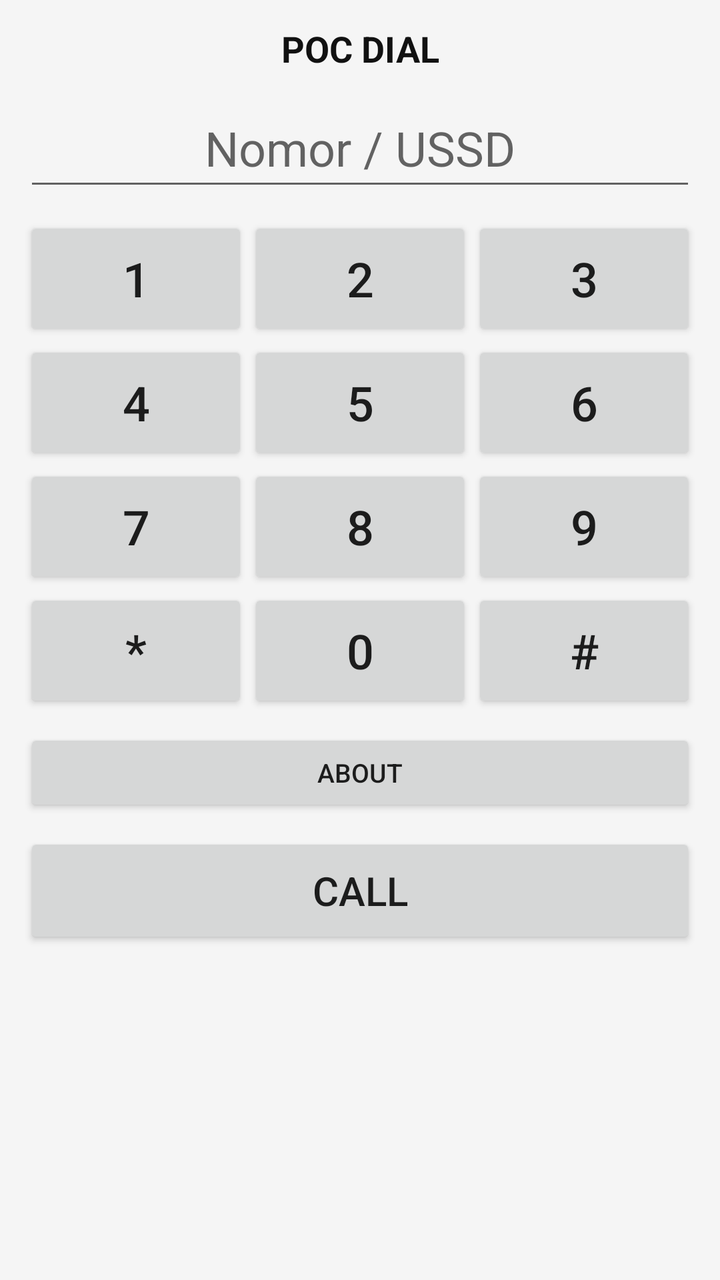
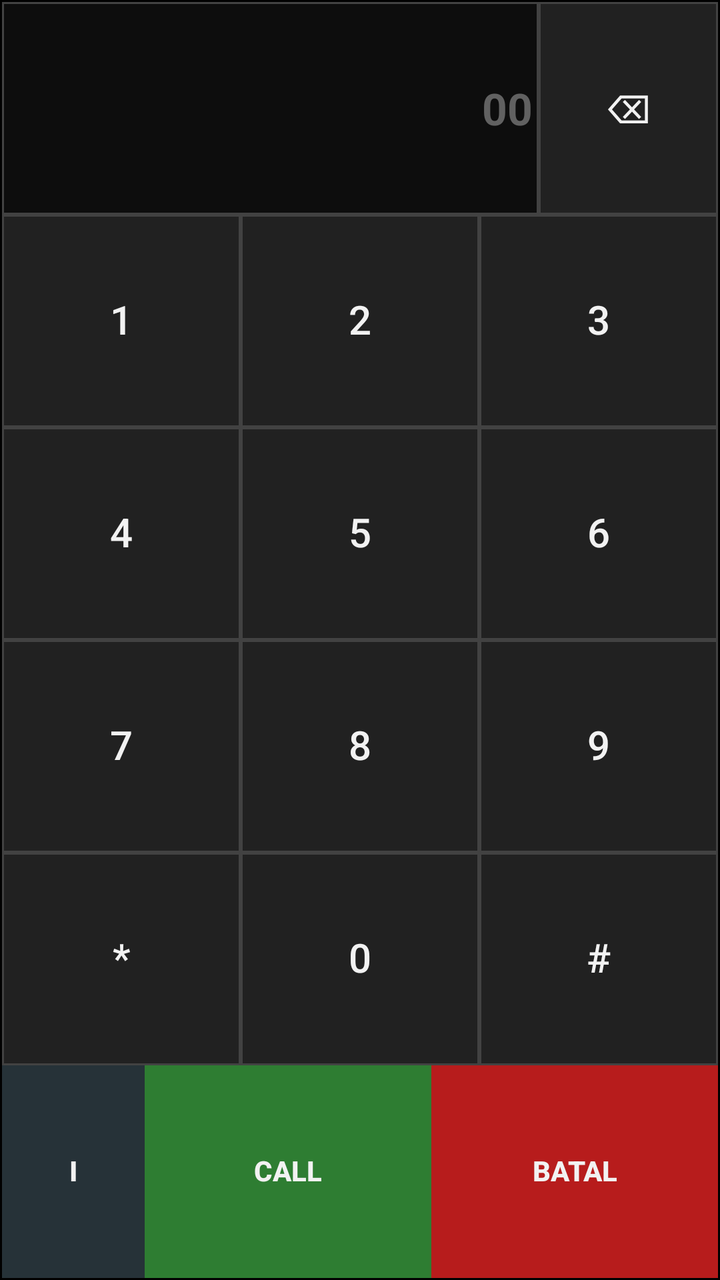

Before-and-after screenshots of an Android layout around one commit, followed by the original layout XML and the change that was made.
<!-- AndroidManifest.xml: application theme Theme.PocDialer -->
<!-- res/layout/activity_dialer.xml -->
<?xml version="1.0" encoding="utf-8"?>
<ScrollView xmlns:android="http://schemas.android.com/apk/res/android"
    android:layout_width="match_parent"
    android:layout_height="match_parent"
    android:fillViewport="true"
    android:background="#F5F5F5">

<LinearLayout
    android:orientation="vertical"
    android:layout_width="match_parent"
    android:layout_height="wrap_content"
    android:padding="@dimen/dial_pad">

    <TextView
        android:id="@+id/dialTitle"
        android:layout_width="match_parent"
        android:layout_height="wrap_content"
        android:text="@string/app_name"
        android:textSize="@dimen/title_size"
        android:textStyle="bold"
        android:textColor="#111111"
        android:gravity="center"
        android:singleLine="true"
        android:ellipsize="end"
        android:paddingBottom="@dimen/gap_title" />

    <EditText
        android:id="@+id/digits"
        android:layout_width="match_parent"
        android:layout_height="@dimen/digits_height"
        android:focusable="true"
        android:focusableInTouchMode="true"
        android:inputType="phone"
        android:maxLines="1"
        android:nextFocusDown="@id/key1"
        android:textSize="@dimen/digits_text"
        android:gravity="center"
        android:paddingLeft="2dp"
        android:paddingRight="2dp"
        android:hint="Nomor / USSD" />

    <GridLayout
        android:id="@+id/keypad"
        android:layout_width="match_parent"
        android:layout_height="wrap_content"
        android:columnCount="3"
        android:rowCount="4"
        android:layout_marginTop="@dimen/gap_keys">
        <Button
            android:id="@+id/key1"
            android:text="1"
            android:layout_width="0dp"
            android:layout_height="@dimen/key_height"
            android:layout_columnWeight="1"
            android:focusable="true"
            android:clickable="true"
            android:textSize="@dimen/key_text"
            android:padding="0dp"
            android:minWidth="0dp"
            android:minHeight="0dp"
            android:nextFocusUp="@id/digits"
            android:nextFocusDown="@id/key4"
            android:nextFocusLeft="@id/key3"
            android:nextFocusRight="@id/key2" />
        <Button
            android:id="@+id/key2"
            android:text="2"
            android:layout_width="0dp"
            android:layout_height="@dimen/key_height"
            android:layout_columnWeight="1"
            android:focusable="true"
            android:clickable="true"
            android:textSize="@dimen/key_text"
            android:padding="0dp"
            android:minWidth="0dp"
            android:minHeight="0dp"
            android:nextFocusUp="@id/digits"
            android:nextFocusDown="@id/key5"
            android:nextFocusLeft="@id/key1"
            android:nextFocusRight="@id/key3" />
        <Button
            android:id="@+id/key3"
            android:text="3"
            android:layout_width="0dp"
            android:layout_height="@dimen/key_height"
            android:layout_columnWeight="1"
            android:focusable="true"
            android:clickable="true"
            android:textSize="@dimen/key_text"
            android:padding="0dp"
            android:minWidth="0dp"
            android:minHeight="0dp"
            android:nextFocusUp="@id/digits"
            android:nextFocusDown="@id/key6"
            android:nextFocusLeft="@id/key2"
            android:nextFocusRight="@id/key1" />
        <Button
            android:id="@+id/key4"
            android:text="4"
            android:layout_width="0dp"
            android:layout_height="@dimen/key_height"
            android:layout_columnWeight="1"
            android:focusable="true"
            android:clickable="true"
            android:textSize="@dimen/key_text"
            android:padding="0dp"
            android:minWidth="0dp"
            android:minHeight="0dp"
            android:nextFocusUp="@id/key1"
            android:nextFocusDown="@id/key7"
            android:nextFocusLeft="@id/key6"
            android:nextFocusRight="@id/key5" />
        <Button
            android:id="@+id/key5"
            android:text="5"
            android:layout_width="0dp"
            android:layout_height="@dimen/key_height"
            android:layout_columnWeight="1"
            android:focusable="true"
            android:clickable="true"
            android:textSize="@dimen/key_text"
            android:padding="0dp"
            android:minWidth="0dp"
            android:minHeight="0dp"
            android:nextFocusUp="@id/key2"
            android:nextFocusDown="@id/key8"
            android:nextFocusLeft="@id/key4"
            android:nextFocusRight="@id/key6" />
        <Button
            android:id="@+id/key6"
            android:text="6"
            android:layout_width="0dp"
            android:layout_height="@dimen/key_height"
            android:layout_columnWeight="1"
            android:focusable="true"
            android:clickable="true"
            android:textSize="@dimen/key_text"
            android:padding="0dp"
            android:minWidth="0dp"
            android:minHeight="0dp"
            android:nextFocusUp="@id/key3"
            android:nextFocusDown="@id/key9"
            android:nextFocusLeft="@id/key5"
            android:nextFocusRight="@id/key4" />
        <Button
            android:id="@+id/key7"
            android:text="7"
            android:layout_width="0dp"
            android:layout_height="@dimen/key_height"
            android:layout_columnWeight="1"
            android:focusable="true"
            android:clickable="true"
            android:textSize="@dimen/key_text"
            android:padding="0dp"
            android:minWidth="0dp"
            android:minHeight="0dp"
            android:nextFocusUp="@id/key4"
            android:nextFocusDown="@id/keyStar"
            android:nextFocusLeft="@id/key9"
            android:nextFocusRight="@id/key8" />
        <Button
            android:id="@+id/key8"
            android:text="8"
            android:layout_width="0dp"
            android:layout_height="@dimen/key_height"
            android:layout_columnWeight="1"
            android:focusable="true"
            android:clickable="true"
            android:textSize="@dimen/key_text"
            android:padding="0dp"
            android:minWidth="0dp"
            android:minHeight="0dp"
            android:nextFocusUp="@id/key5"
            android:nextFocusDown="@id/key0"
            android:nextFocusLeft="@id/key7"
            android:nextFocusRight="@id/key9" />
        <Button
            android:id="@+id/key9"
            android:text="9"
            android:layout_width="0dp"
            android:layout_height="@dimen/key_height"
            android:layout_columnWeight="1"
            android:focusable="true"
            android:clickable="true"
            android:textSize="@dimen/key_text"
            android:padding="0dp"
            android:minWidth="0dp"
            android:minHeight="0dp"
            android:nextFocusUp="@id/key6"
            android:nextFocusDown="@id/keyPound"
            android:nextFocusLeft="@id/key8"
            android:nextFocusRight="@id/key7" />
        <Button
            android:id="@+id/keyStar"
            android:text="*"
            android:layout_width="0dp"
            android:layout_height="@dimen/key_height"
            android:layout_columnWeight="1"
            android:focusable="true"
            android:clickable="true"
            android:textSize="@dimen/key_text"
            android:padding="0dp"
            android:minWidth="0dp"
            android:minHeight="0dp"
            android:nextFocusUp="@id/key7"
            android:nextFocusDown="@id/callButton"
            android:nextFocusLeft="@id/key0"
            android:nextFocusRight="@id/keyPound" />
        <Button
            android:id="@+id/key0"
            android:text="0"
            android:layout_width="0dp"
            android:layout_height="@dimen/key_height"
            android:layout_columnWeight="1"
            android:focusable="true"
            android:clickable="true"
            android:textSize="@dimen/key_text"
            android:padding="0dp"
            android:minWidth="0dp"
            android:minHeight="0dp"
            android:nextFocusUp="@id/key8"
            android:nextFocusDown="@id/callButton"
            android:nextFocusLeft="@id/keyStar"
            android:nextFocusRight="@id/keyPound" />
        <Button
            android:id="@+id/keyPound"
            android:text="#"
            android:layout_width="0dp"
            android:layout_height="@dimen/key_height"
            android:layout_columnWeight="1"
            android:focusable="true"
            android:clickable="true"
            android:textSize="@dimen/key_text"
            android:padding="0dp"
            android:minWidth="0dp"
            android:minHeight="0dp"
            android:nextFocusUp="@id/key9"
            android:nextFocusDown="@id/callButton"
            android:nextFocusLeft="@id/key0"
            android:nextFocusRight="@id/keyStar" />
    </GridLayout>

    <Button
        android:id="@+id/aboutButton"
        android:text="@string/about_label"
        android:layout_width="match_parent"
        android:layout_height="@dimen/about_height"
        android:layout_marginTop="@dimen/gap_keys"
        android:focusable="true"
        android:clickable="true"
        android:textSize="@dimen/about_text_size"
        android:padding="0dp"
        android:minWidth="0dp"
        android:minHeight="0dp"
        android:nextFocusUp="@id/callButton" />

    <Button
        android:id="@+id/callButton"
        android:text="@string/call_label"
        android:layout_width="match_parent"
        android:layout_height="@dimen/call_height"
        android:layout_marginTop="@dimen/gap_keys"
        android:focusable="true"
        android:clickable="true"
        android:textSize="@dimen/call_text_size"
        android:padding="0dp"
        android:minWidth="0dp"
        android:minHeight="0dp"
        android:nextFocusUp="@id/keyPound"
        android:nextFocusLeft="@id/keyPound"
        android:nextFocusRight="@id/keyPound" />
</LinearLayout>
</ScrollView>
<!-- resources referenced by this layout -->
<resources>
  <dimen name="about_height">44dp</dimen>
  <dimen name="about_text_size">13sp</dimen>
  <dimen name="call_height">58dp</dimen>
  <dimen name="call_text_size">20sp</dimen>
  <dimen name="dial_pad">12dp</dimen>
  <dimen name="digits_height">56dp</dimen>
  <dimen name="digits_text">24sp</dimen>
  <dimen name="gap_keys">8dp</dimen>
  <dimen name="gap_title">8dp</dimen>
  <dimen name="key_height">62dp</dimen>
  <dimen name="key_text">24sp</dimen>
  <dimen name="title_size">18sp</dimen>
  <string name="about_label">ABOUT</string>
  <string name="app_name">POC DIAL</string>
  <style name="Theme.PocDialer" parent="@android:style/Theme.Material.Light.NoActionBar">
          <item name="android:colorAccent">#1565C0</item>
          <item name="android:windowBackground">#F5F5F5</item>
      </style>
  <!-- unchanged entries left out for length: 1 -->
</resources>

<!-- the commit's change to res/layout/activity_dialer.xml (unified diff, before → after) -->
@@ -1,273 +1,213 @@
 <?xml version="1.0" encoding="utf-8"?>
-<ScrollView xmlns:android="http://schemas.android.com/apk/res/android"
+<LinearLayout xmlns:android="http://schemas.android.com/apk/res/android"
     android:layout_width="match_parent"
     android:layout_height="match_parent"
-    android:fillViewport="true"
-    android:background="#F5F5F5">
-
-<LinearLayout
+    android:background="@color/bg"
     android:orientation="vertical"
-    android:layout_width="match_parent"
-    android:layout_height="wrap_content"
-    android:padding="@dimen/dial_pad">
-
-    <TextView
-        android:id="@+id/dialTitle"
-        android:layout_width="match_parent"
-        android:layout_height="wrap_content"
-        android:text="@string/app_name"
-        android:textSize="@dimen/title_size"
-        android:textStyle="bold"
-        android:textColor="#111111"
-        android:gravity="center"
-        android:singleLine="true"
-        android:ellipsize="end"
-        android:paddingBottom="@dimen/gap_title" />
-
-    <EditText
-        android:id="@+id/digits"
-        android:layout_width="match_parent"
-        android:layout_height="@dimen/digits_height"
-        android:focusable="true"
-        android:focusableInTouchMode="true"
-        android:inputType="phone"
-        android:maxLines="1"
-        android:nextFocusDown="@id/key1"
-        android:textSize="@dimen/digits_text"
-        android:gravity="center"
-        android:paddingLeft="2dp"
-        android:paddingRight="2dp"
-        android:hint="Nomor / USSD" />
-
-    <GridLayout
-        android:id="@+id/keypad"
-        android:layout_width="match_parent"
-        android:layout_height="wrap_content"
-        android:columnCount="3"
-        android:rowCount="4"
-        android:layout_marginTop="@dimen/gap_keys">
+    android:padding="1dp"
+    android:weightSum="6">
+
+    
+    <LinearLayout
+        android:layout_width="match_parent"
+        android:layout_height="0dp"
+        android:layout_weight="1"
+        android:orientation="horizontal">
+
+        <EditText
+            android:id="@+id/digits"
+            android:layout_width="0dp"
+            android:layout_height="match_parent"
+            android:layout_weight="3"
+            android:background="@drawable/bg_display"
+            android:gravity="center_vertical|end"
+            android:paddingLeft="3dp"
+            android:paddingRight="3dp"
+            android:textColor="@color/text"
+            android:textColorHint="#FF616161"
+            android:textSize="@dimen/display_text"
+            android:textStyle="bold"
+            android:maxLines="1"
+            android:inputType="phone"
+            android:hint="00"
+            android:nextFocusDown="@id/key1"
+            android:nextFocusRight="@id/btnDel" />
+
+        <Button
+            android:id="@+id/btnDel"
+            style="@style/KeypadBtn"
+            android:text="@string/del_label"
+            android:contentDescription="Hapus"
+            android:nextFocusDown="@id/key3"
+            android:nextFocusLeft="@id/digits" />
+    </LinearLayout>
+
+    <LinearLayout
+        android:layout_width="match_parent"
+        android:layout_height="0dp"
+        android:layout_weight="1"
+        android:orientation="horizontal">
+
         <Button
             android:id="@+id/key1"
+            style="@style/KeypadBtn"
             android:text="1"
-            android:layout_width="0dp"
-            android:layout_height="@dimen/key_height"
-            android:layout_columnWeight="1"
-            android:focusable="true"
-            android:clickable="true"
-            android:textSize="@dimen/key_text"
-            android:padding="0dp"
-            android:minWidth="0dp"
-            android:minHeight="0dp"
+            android:nextFocusRight="@id/key2"
             android:nextFocusUp="@id/digits"
-            android:nextFocusDown="@id/key4"
-            android:nextFocusLeft="@id/key3"
-            android:nextFocusRight="@id/key2" />
+            android:nextFocusDown="@id/key4" />
+
         <Button
             android:id="@+id/key2"
+            style="@style/KeypadBtn"
             android:text="2"
-            android:layout_width="0dp"
-            android:layout_height="@dimen/key_height"
-            android:layout_columnWeight="1"
-            android:focusable="true"
-            android:clickable="true"
-            android:textSize="@dimen/key_text"
-            android:padding="0dp"
-            android:minWidth="0dp"
-            android:minHeight="0dp"
+            android:nextFocusLeft="@id/key1"
+            android:nextFocusRight="@id/key3"
             android:nextFocusUp="@id/digits"
-            android:nextFocusDown="@id/key5"
-            android:nextFocusLeft="@id/key1"
-            android:nextFocusRight="@id/key3" />
+            android:nextFocusDown="@id/key4" />
+
         <Button
             android:id="@+id/key3"
+            style="@style/KeypadBtn"
             android:text="3"
-            android:layout_width="0dp"
-            android:layout_height="@dimen/key_height"
-            android:layout_columnWeight="1"
-            android:focusable="true"
-            android:clickable="true"
-            android:textSize="@dimen/key_text"
-            android:padding="0dp"
-            android:minWidth="0dp"
-            android:minHeight="0dp"
+            android:nextFocusLeft="@id/key2"
             android:nextFocusUp="@id/digits"
-            android:nextFocusDown="@id/key6"
-            android:nextFocusLeft="@id/key2"
-            android:nextFocusRight="@id/key1" />
+            android:nextFocusDown="@id/key4" />
+
+    </LinearLayout>
+
+    <LinearLayout
+        android:layout_width="match_parent"
+        android:layout_height="0dp"
+        android:layout_weight="1"
+        android:orientation="horizontal">
+
         <Button
             android:id="@+id/key4"
+            style="@style/KeypadBtn"
             android:text="4"
-            android:layout_width="0dp"
-            android:layout_height="@dimen/key_height"
-            android:layout_columnWeight="1"
-            android:focusable="true"
-            android:clickable="true"
-            android:textSize="@dimen/key_text"
-            android:padding="0dp"
-            android:minWidth="0dp"
-            android:minHeight="0dp"
+            android:nextFocusRight="@id/key5"
             android:nextFocusUp="@id/key1"
-            android:nextFocusDown="@id/key7"
-            android:nextFocusLeft="@id/key6"
-            android:nextFocusRight="@id/key5" />
+            android:nextFocusDown="@id/key7" />
+
         <Button
             android:id="@+id/key5"
+            style="@style/KeypadBtn"
             android:text="5"
-            android:layout_width="0dp"
-            android:layout_height="@dimen/key_height"
-            android:layout_columnWeight="1"
-            android:focusable="true"
-            android:clickable="true"
-            android:textSize="@dimen/key_text"
-            android:padding="0dp"
-            android:minWidth="0dp"
-            android:minHeight="0dp"
-            android:nextFocusUp="@id/key2"
-            android:nextFocusDown="@id/key8"
             android:nextFocusLeft="@id/key4"
-            android:nextFocusRight="@id/key6" />
+            android:nextFocusRight="@id/key6"
+            android:nextFocusUp="@id/key1"
+            android:nextFocusDown="@id/key7" />
+
         <Button
             android:id="@+id/key6"
+            style="@style/KeypadBtn"
             android:text="6"
-            android:layout_width="0dp"
-            android:layout_height="@dimen/key_height"
-            android:layout_columnWeight="1"
-            android:focusable="true"
-            android:clickable="true"
-            android:textSize="@dimen/key_text"
-            android:padding="0dp"
-            android:minWidth="0dp"
-            android:minHeight="0dp"
-            android:nextFocusUp="@id/key3"
-            android:nextFocusDown="@id/key9"
             android:nextFocusLeft="@id/key5"
-            android:nextFocusRight="@id/key4" />
+            android:nextFocusUp="@id/key1"
+            android:nextFocusDown="@id/key7" />
+
+    </LinearLayout>
+
+    <LinearLayout
+        android:layout_width="match_parent"
+        android:layout_height="0dp"
+        android:layout_weight="1"
+        android:orientation="horizontal">
+
         <Button
             android:id="@+id/key7"
+            style="@style/KeypadBtn"
             android:text="7"
-            android:layout_width="0dp"
-            android:layout_height="@dimen/key_height"
-            android:layout_columnWeight="1"
-            android:focusable="true"
-            android:clickable="true"
-            android:textSize="@dimen/key_text"
-            android:padding="0dp"
-            android:minWidth="0dp"
-            android:minHeight="0dp"
+            android:nextFocusRight="@id/key8"
             android:nextFocusUp="@id/key4"
-            android:nextFocusDown="@id/keyStar"
-            android:nextFocusLeft="@id/key9"
-            android:nextFocusRight="@id/key8" />
+            android:nextFocusDown="@id/keyStar" />
+
         <Button
             android:id="@+id/key8"
+            style="@style/KeypadBtn"
             android:text="8"
-            android:layout_width="0dp"
-            android:layout_height="@dimen/key_height"
-            android:layout_columnWeight="1"
-            android:focusable="true"
-            android:clickable="true"
-            android:textSize="@dimen/key_text"
-            android:padding="0dp"
-            android:minWidth="0dp"
-            android:minHeight="0dp"
-            android:nextFocusUp="@id/key5"
-            android:nextFocusDown="@id/key0"
             android:nextFocusLeft="@id/key7"
-            android:nextFocusRight="@id/key9" />
+            android:nextFocusRight="@id/key9"
+            android:nextFocusUp="@id/key4"
+            android:nextFocusDown="@id/keyStar" />
+
         <Button
             android:id="@+id/key9"
+            style="@style/KeypadBtn"
             android:text="9"
-            android:layout_width="0dp"
-            android:layout_height="@dimen/key_height"
-            android:layout_columnWeight="1"
-            android:focusable="true"
-            android:clickable="true"
-            android:textSize="@dimen/key_text"
-            android:padding="0dp"
-            android:minWidth="0dp"
-            android:minHeight="0dp"
-            android:nextFocusUp="@id/key6"
-            android:nextFocusDown="@id/keyPound"
             android:nextFocusLeft="@id/key8"
-            android:nextFocusRight="@id/key7" />
+            android:nextFocusUp="@id/key4"
+            android:nextFocusDown="@id/keyStar" />
+
+    </LinearLayout>
+
+    <LinearLayout
+        android:layout_width="match_parent"
+        android:layout_height="0dp"
+        android:layout_weight="1"
+        android:orientation="horizontal">
+
         <Button
             android:id="@+id/keyStar"
+            style="@style/KeypadBtn"
             android:text="*"
-            android:layout_width="0dp"
-            android:layout_height="@dimen/key_height"
-            android:layout_columnWeight="1"
-            android:focusable="true"
-            android:clickable="true"
-            android:textSize="@dimen/key_text"
-            android:padding="0dp"
-            android:minWidth="0dp"
-            android:minHeight="0dp"
+            android:nextFocusRight="@id/key0"
             android:nextFocusUp="@id/key7"
-            android:nextFocusDown="@id/callButton"
+            android:nextFocusDown="@id/aboutButton" />
+
+        <Button
+            android:id="@+id/key0"
+            style="@style/KeypadBtn"
+            android:text="0"
+            android:nextFocusLeft="@id/keyStar"
+            android:nextFocusRight="@id/keyPound"
+            android:nextFocusUp="@id/key7"
+            android:nextFocusDown="@id/aboutButton" />
+
+        <Button
+            android:id="@+id/keyPound"
+            style="@style/KeypadBtn"
+            android:text="#"
             android:nextFocusLeft="@id/key0"
-            android:nextFocusRight="@id/keyPound" />
-        <Button
-            android:id="@+id/key0"
-            android:text="0"
-            android:layout_width="0dp"
-            android:layout_height="@dimen/key_height"
-            android:layout_columnWeight="1"
-            android:focusable="true"
-            android:clickable="true"
-            android:textSize="@dimen/key_text"
-            android:padding="0dp"
-            android:minWidth="0dp"
-            android:minHeight="0dp"
-            android:nextFocusUp="@id/key8"
-            android:nextFocusDown="@id/callButton"
-            android:nextFocusLeft="@id/keyStar"
-            android:nextFocusRight="@id/keyPound" />
-        <Button
-            android:id="@+id/keyPound"
-            android:text="#"
-            android:layout_width="0dp"
-            android:layout_height="@dimen/key_height"
-            android:layout_columnWeight="1"
-            android:focusable="true"
-            android:clickable="true"
-            android:textSize="@dimen/key_text"
-            android:padding="0dp"
-            android:minWidth="0dp"
-            android:minHeight="0dp"
-            android:nextFocusUp="@id/key9"
-            android:nextFocusDown="@id/callButton"
-            android:nextFocusLeft="@id/key0"
-            android:nextFocusRight="@id/keyStar" />
-    </GridLayout>
-
-    <Button
-        android:id="@+id/aboutButton"
-        android:text="@string/about_label"
-        android:layout_width="match_parent"
-        android:layout_height="@dimen/about_height"
-        android:layout_marginTop="@dimen/gap_keys"
-        android:focusable="true"
-        android:clickable="true"
-        android:textSize="@dimen/about_text_size"
-        android:padding="0dp"
-        android:minWidth="0dp"
-        android:minHeight="0dp"
-        android:nextFocusUp="@id/callButton" />
-
-    <Button
-        android:id="@+id/callButton"
-        android:text="@string/call_label"
-        android:layout_width="match_parent"
-        android:layout_height="@dimen/call_height"
-        android:layout_marginTop="@dimen/gap_keys"
-        android:focusable="true"
-        android:clickable="true"
-        android:textSize="@dimen/call_text_size"
-        android:padding="0dp"
-        android:minWidth="0dp"
-        android:minHeight="0dp"
-        android:nextFocusUp="@id/keyPound"
-        android:nextFocusLeft="@id/keyPound"
-        android:nextFocusRight="@id/keyPound" />
+            android:nextFocusUp="@id/key7"
+            android:nextFocusDown="@id/aboutButton" />
+
+    </LinearLayout>
+
+    
+    <LinearLayout
+        android:layout_width="match_parent"
+        android:layout_height="0dp"
+        android:layout_weight="1"
+        android:orientation="horizontal">
+
+        <Button
+            android:id="@+id/aboutButton"
+            style="@style/ActionBtn"
+            android:layout_weight="1"
+            android:background="@drawable/bg_info"
+            android:text="@string/about_label"
+            android:contentDescription="Tentang aplikasi"
+            android:nextFocusRight="@id/callButton"
+            android:nextFocusUp="@id/keyStar" />
+
+        <Button
+            android:id="@+id/callButton"
+            style="@style/ActionBtn"
+            android:layout_weight="2"
+            android:background="@drawable/bg_call"
+            android:text="@string/call_label"
+            android:nextFocusLeft="@id/aboutButton"
+            android:nextFocusRight="@id/cancelButton"
+            android:nextFocusUp="@id/key0" />
+
+        <Button
+            android:id="@+id/cancelButton"
+            style="@style/ActionBtn"
+            android:layout_weight="2"
+            android:background="@drawable/bg_cancel"
+            android:text="@string/cancel_label"
+            android:nextFocusLeft="@id/callButton"
+            android:nextFocusUp="@id/keyPound" />
+    </LinearLayout>
 </LinearLayout>
-</ScrollView>
<!-- resource entries referenced after the edit -->
@@ -1,23 +1,119 @@
 <!-- resources referenced by this layout -->
 <resources>
-  <dimen name="about_height">44dp</dimen>
-  <dimen name="about_text_size">13sp</dimen>
-  <dimen name="call_height">58dp</dimen>
-  <dimen name="call_text_size">20sp</dimen>
-  <dimen name="dial_pad">12dp</dimen>
-  <dimen name="digits_height">56dp</dimen>
-  <dimen name="digits_text">24sp</dimen>
-  <dimen name="gap_keys">8dp</dimen>
-  <dimen name="gap_title">8dp</dimen>
-  <dimen name="key_height">62dp</dimen>
-  <dimen name="key_text">24sp</dimen>
-  <dimen name="title_size">18sp</dimen>
-  <string name="about_label">ABOUT</string>
-  <string name="app_name">POC DIAL</string>
-  <style name="Theme.PocDialer" parent="@android:style/Theme.Material.Light.NoActionBar">
-          <item name="android:colorAccent">#1565C0</item>
-          <item name="android:windowBackground">#F5F5F5</item>
+  <color name="bg">#FF000000</color>
+  <color name="text">#FFF2F2F2</color>
+  <dimen name="display_text">22sp</dimen>
+  <!-- drawable bg_call (drawable) -->
+  <?xml version="1.0" encoding="utf-8"?>
+  <selector xmlns:android="http://schemas.android.com/apk/res/android">
+      <item android:state_focused="true">
+          <shape android:shape="rectangle">
+              <solid android:color="@color/call_focus" />
+              <stroke android:width="1dp" android:color="#FFFFFFFF" />
+          </shape>
+      </item>
+      <item>
+          <shape android:shape="rectangle">
+              <solid android:color="@color/call" />
+          </shape>
+      </item>
+  </selector>
+  <!-- drawable bg_cancel (drawable) -->
+  <?xml version="1.0" encoding="utf-8"?>
+  <selector xmlns:android="http://schemas.android.com/apk/res/android">
+      <item android:state_focused="true">
+          <shape android:shape="rectangle">
+              <solid android:color="@color/cancel_focus" />
+              <stroke android:width="1dp" android:color="#FFFFFFFF" />
+          </shape>
+      </item>
+      <item>
+          <shape android:shape="rectangle">
+              <solid android:color="@color/cancel" />
+          </shape>
+      </item>
+  </selector>
+  <!-- drawable bg_display (drawable) -->
+  <?xml version="1.0" encoding="utf-8"?>
+  <shape xmlns:android="http://schemas.android.com/apk/res/android" android:shape="rectangle">
+      <solid android:color="@color/display_bg" />
+      <stroke android:width="1dp" android:color="@color/key_border" />
+  </shape>
+  <!-- drawable bg_info (drawable) -->
+  <?xml version="1.0" encoding="utf-8"?>
+  <selector xmlns:android="http://schemas.android.com/apk/res/android">
+      <item android:state_focused="true">
+          <shape android:shape="rectangle">
+              <solid android:color="@color/focus" />
+              <stroke android:width="1dp" android:color="#FFFFFFFF" />
+          </shape>
+      </item>
+      <item>
+          <shape android:shape="rectangle">
+              <solid android:color="@color/info" />
+          </shape>
+      </item>
+  </selector>
+  <dimen name="key_text">20sp</dimen>
+  <color name="key">#FF212121</color>
+  <string name="about_label">i</string>
+  <string name="cancel_label">BATAL</string>
+  <string name="del_label">⌫</string>
+  <style name="ActionBtn" parent="KeypadBtn">
+          <item name="android:textSize">@dimen/action_text</item>
+          <item name="android:textStyle">bold</item>
       </style>
+  <style name="KeypadBtn">
+          <item name="android:layout_width">0dp</item>
+          <item name="android:layout_height">match_parent</item>
+          <item name="android:layout_weight">1</item>
+          <item name="android:background">@drawable/bg_key</item>
+          <item name="android:textColor">@color/text</item>
+          <item name="android:textSize">@dimen/key_text</item>
+          <item name="android:padding">0dp</item>
+          <item name="android:minWidth">0dp</item>
+          <item name="android:minHeight">0dp</item>
+          <item name="android:includeFontPadding">false</item>
+          <item name="android:focusable">true</item>
+          <item name="android:focusableInTouchMode">false</item>
+          <item name="android:stateListAnimator">@null</item>
+      </style>
+  <style name="Theme.PocDialer" parent="@android:style/Theme.Material.NoActionBar">
+          <item name="android:windowBackground">@color/bg</item>
+          <item name="android:colorAccent">@color/focus</item>
+          <item name="android:statusBarColor">@color/bg</item>
+          <item name="android:navigationBarColor">@color/bg</item>
+      </style>
+  <color name="call_focus">#FF66BB6A</color>
+  <color name="call">#FF2E7D32</color>
+  <color name="cancel_focus">#FFEF5350</color>
+  <color name="cancel">#FFB71C1C</color>
+  <color name="display_bg">#FF0D0D0D</color>
+  <color name="key_border">#FF424242</color>
+  <color name="focus">#FFFF9800</color>
+  <color name="info">#FF263238</color>
+  <dimen name="action_text">14sp</dimen>
+  <!-- drawable bg_key (drawable) -->
+  <?xml version="1.0" encoding="utf-8"?>
+  <selector xmlns:android="http://schemas.android.com/apk/res/android">
+      <item android:state_focused="true">
+          <shape android:shape="rectangle">
+              <solid android:color="@color/focus" />
+              <stroke android:width="1dp" android:color="#FFFFFFFF" />
+          </shape>
+      </item>
+      <item android:state_pressed="true">
+          <shape android:shape="rectangle">
+              <solid android:color="#FF37474F" />
+          </shape>
+      </item>
+      <item>
+          <shape android:shape="rectangle">
+              <solid android:color="@color/key" />
+              <stroke android:width="1dp" android:color="@color/key_border" />
+          </shape>
+      </item>
+  </selector>
   <!-- unchanged entries left out for length: 1 -->
 </resources>
 
